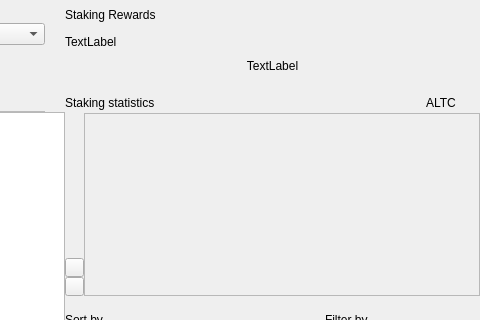
Before: the Qt Designer form src/qt/altecoin/forms/dashboardwidget.ui in bontecoin/BONTE, drawn with Qt 5; both pictures show x 557 to 1037 and y 0 to 320 of the 1037 by 690 pixel window.
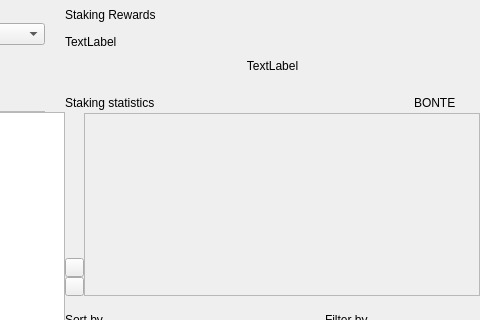
After: the same form once the commit is applied.

```diff
--- a/src/qt/altecoin/forms/dashboardwidget.ui
+++ b/src/qt/altecoin/forms/dashboardwidget.ui
@@ -684,7 +684,7 @@
                 <item>
                  <widget class="QLabel" name="labelPiv">
                   <property name="text">
-                   <string>ALTC</string>
+                   <string>BONTE</string>
                   </property>
                  </widget>
                 </item>
```
